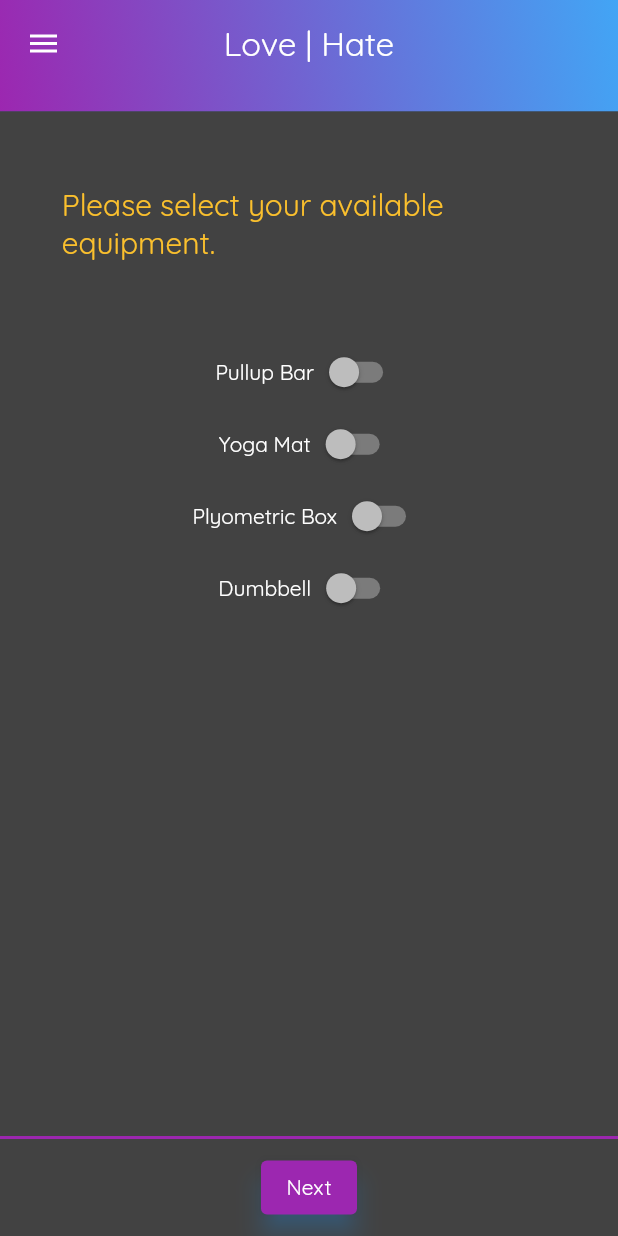
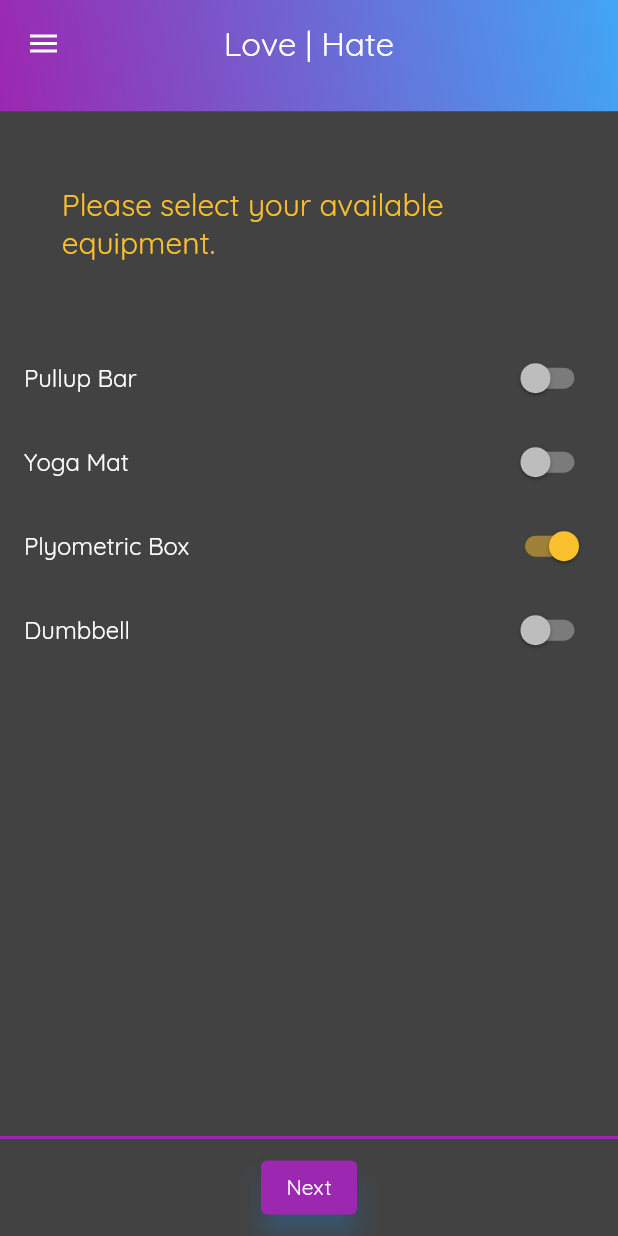
Before and after one commit to mr-scott-jordan/workout-app, a Flutter app: the EquipmentPage screen opened by its route, after a tap on "New Workout", on a phone screen of 412 x 824 dp. Run offline on Flutter 3.47's test engine with Material 2 defaults, Android fonts, the phone set to English and light mode, and no system bars; our stand-ins replace bloc, circular_countdown_timer, cloud_firestore, dartz, data_connection_checker, equatable and 5 more; accounts and stored records are empty.

Commit message:
fixed equipment page

```diff
--- a/lib/features/high_intensity_interval/presentation/pages/equipment_page.dart
+++ b/lib/features/high_intensity_interval/presentation/pages/equipment_page.dart
@@ -38,7 +38,6 @@ class EquipmentPage extends StatelessWidget {
             final bool _dumbbell =
                 state.workout.equipment.contains(Equipment.Dumbbell);
 
-            var equipment = state.workout.equipment;
             return PageAnimationWidget(
               body: Container(
                 color: Color(0xff424242),
@@ -70,105 +69,69 @@ class EquipmentPage extends StatelessWidget {
                         mainAxisAlignment: MainAxisAlignment.start,
                         crossAxisAlignment: CrossAxisAlignment.center,
                         children: [
-                          Row(
-                            mainAxisAlignment: MainAxisAlignment.center,
-                            children: [
-                              Text('Pullup Bar'),
-                              Switch(
+                          SwitchListTile(
                             activeColor: Color(0xfffbc02d),
+                            title: Text('Pullup Bar'),
                             value: _pullupBar,
                             onChanged: (value) {
-                                  if (value) {
-                                    equipment.add(Equipment.PullUpBar);
+                              var equipment =
+                                  state.workout.equipment.sublist(0);
+                              value
+                                  ? equipment.add(Equipment.PullUpBar)
+                                  : equipment.remove(Equipment.PullUpBar);
                               BlocProvider.of<WorkoutBloc>(context).add(
                                   EditWorkoutEvent(state
                                       .copyWith(equipment: equipment)
                                       .workout));
-                                  } else {
-                                    equipment.remove(Equipment.PullUpBar);
+                            },
+                          ),
+                          SwitchListTile(
+                            activeColor: Color(0xfffbc02d),
+                            title: Text('Yoga Mat'),
+                            value: _yogaMat,
+                            onChanged: (value) {
+                              var equipment =
+                                  state.workout.equipment.sublist(0);
+                              value
+                                  ? equipment.add(Equipment.YogaMat)
+                                  : equipment.remove(Equipment.YogaMat);
                               BlocProvider.of<WorkoutBloc>(context).add(
                                   EditWorkoutEvent(state
                                       .copyWith(equipment: equipment)
                                       .workout));
-                                  }
                             },
                           ),
-                            ],
-                          ),
-                          Row(
-                            mainAxisAlignment: MainAxisAlignment.center,
-                            children: [
-                              Text('Yoga Mat'),
-                              Switch(
+                          SwitchListTile(
                             activeColor: Color(0xfffbc02d),
-                                value: _yogaMat,
+                            title: Text('Plyometric Box'),
+                            value: _plyoBox,
                             onChanged: (value) {
-                                  if (value) {
-                                    equipment.add(Equipment.YogaMat);
+                              var equipment =
+                                  state.workout.equipment.sublist(0);
+                              value
+                                  ? equipment.add(Equipment.PlyometricBox)
+                                  : equipment.remove(Equipment.PlyometricBox);
                               BlocProvider.of<WorkoutBloc>(context).add(
                                   EditWorkoutEvent(state
                                       .copyWith(equipment: equipment)
                                       .workout));
-                                  } else {
-                                    equipment.remove(Equipment.YogaMat);
+                            },
+                          ),
+                          SwitchListTile(
+                            activeColor: Color(0xfffbc02d),
+                            title: Text('Dumbbell'),
+                            value: _dumbbell,
+                            onChanged: (value) {
+                              var equipment =
+                                  state.workout.equipment.sublist(0);
+                              value
+                                  ? equipment.add(Equipment.Dumbbell)
+                                  : equipment.remove(Equipment.Dumbbell);
                               BlocProvider.of<WorkoutBloc>(context).add(
                                   EditWorkoutEvent(state
                                       .copyWith(equipment: equipment)
                                       .workout));
-                                  }
                             },
-                              ),
-                            ],
-                          ),
-                          Row(
-                            mainAxisAlignment: MainAxisAlignment.center,
-                            children: [
-                              Text('Plyometric Box'),
-                              Switch(
-                                activeColor: Color(0xfffbc02d),
-                                value: _plyoBox,
-                                onChanged: (value) {
-                                  if (value) {
-                                    equipment.add(Equipment.PlyometricBox);
-                                    BlocProvider.of<WorkoutBloc>(context).add(
-                                        EditWorkoutEvent(state
-                                            .copyWith(equipment: equipment)
-                                            .workout));
-                                  } else {
-                                    equipment.remove(Equipment.PlyometricBox);
-                                    BlocProvider.of<WorkoutBloc>(context).add(
-                                        EditWorkoutEvent(state
-                                            .copyWith(equipment: equipment)
-                                            .workout));
-                                  }
-                                },
-                              ),
-                            ],
-                          ),
-                          Row(
-                            mainAxisAlignment: MainAxisAlignment.center,
-                            children: [
-                              Text('Dumbbell'),
-                              Switch(
-                                activeColor: Color(0xfffbc02d),
-                                value: _dumbbell,
-                                onChanged: (value) {
-                                  if (value) {
-                                    equipment.add(Equipment.Dumbbell);
-                                    BlocProvider.of<WorkoutBloc>(context).add(
-                                        EditWorkoutEvent(state
-                                            .copyWith(equipment: equipment)
-                                            .workout));
-                                  } else {
-                                    equipment.remove(Equipment.Dumbbell);
-                                    BlocProvider.of<WorkoutBloc>(context).add(
-                                        EditWorkoutEvent(state
-                                            .copyWith(equipment: equipment)
-                                            .workout));
-                                  }
-                                },
-                              ),
-                            ],
                           ),
                         ],
                       ),
```
Lines whose indentation alone changed are shown as unchanged.
